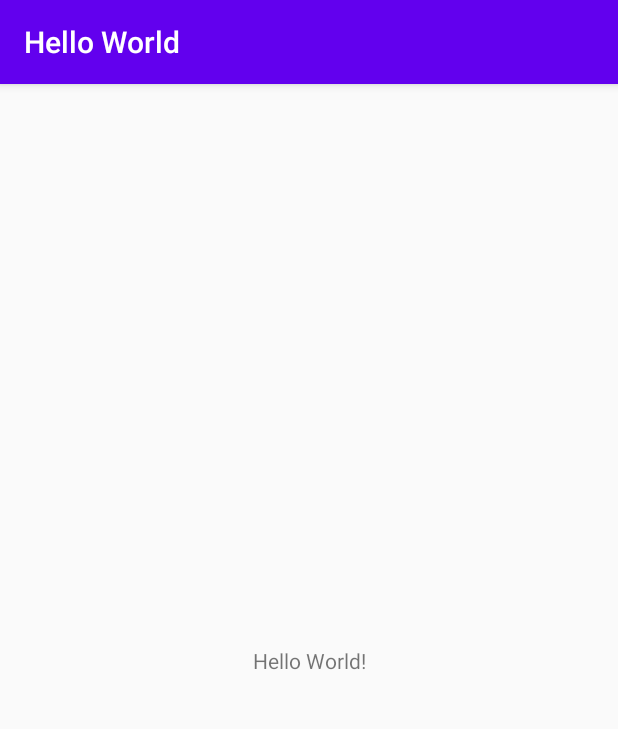
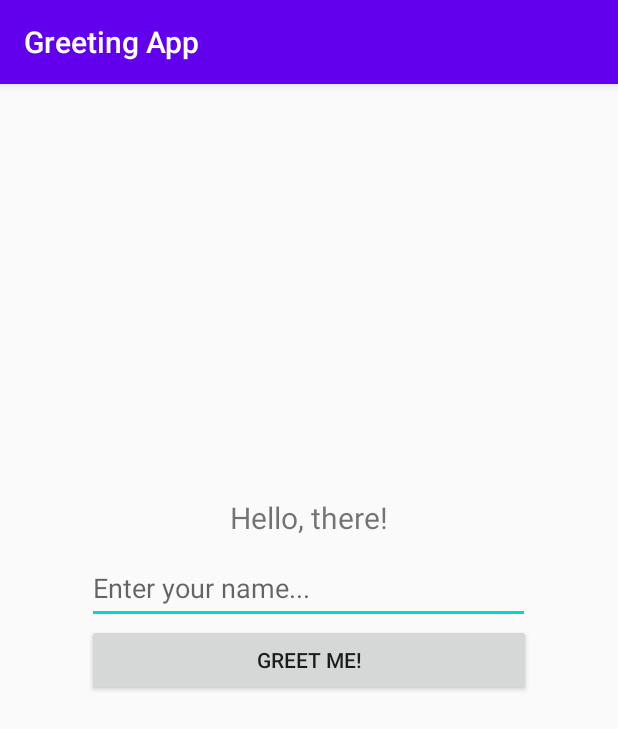
Before and after one commit to prissyazzahra/learn-tktpl-1706984700, an Android app: the screen it shows after launch (MainActivity), on a phone screen of 412 x 824 dp. Shown: the top 729 px of the screen. Run offline under Robolectric (Android 15) with nearby library versions, the phone set to English and light mode, and no system bars; libraries missing offline, so code that uses them is left out: id.ac.ui.

```diff
--- a/helloworld/app/src/main/java/id/ac/ui/cs/mobileprogramming/prissy/helloworld/MainActivity.kt
+++ b/helloworld/app/src/main/java/id/ac/ui/cs/mobileprogramming/prissy/helloworld/MainActivity.kt
@@ -2,11 +2,20 @@ package id.ac.ui.cs.mobileprogramming.prissy.helloworld
 
 import androidx.appcompat.app.AppCompatActivity
 import android.os.Bundle
+import kotlinx.android.synthetic.main.activity_main.*
 
 class MainActivity : AppCompatActivity() {
 
     override fun onCreate(savedInstanceState: Bundle?) {
         super.onCreate(savedInstanceState)
         setContentView(R.layout.activity_main)
+
+        var greet = ""
+
+        greetme.setOnClickListener() {
+            greet = "Hello there, " + name_input.text.toString() + "!"
+            greetName.text = greet
+
+        }
     }
 }
--- a/helloworld/app/src/main/res/layout/activity_main.xml
+++ b/helloworld/app/src/main/res/layout/activity_main.xml
@@ -1,18 +1,41 @@
 <?xml version="1.0" encoding="utf-8"?>
-<androidx.constraintlayout.widget.ConstraintLayout xmlns:android="http://schemas.android.com/apk/res/android"
+<RelativeLayout xmlns:android="http://schemas.android.com/apk/res/android"
     xmlns:app="http://schemas.android.com/apk/res-auto"
     xmlns:tools="http://schemas.android.com/tools"
+
+
+    android:id="@+id/coordinatorLayout"
     android:layout_width="match_parent"
-    android:layout_height="match_parent"
-    tools:context=".MainActivity">
+    android:layout_height="match_parent">
+
+    <EditText
+        android:id="@+id/name_input"
+        android:layout_width="295dp"
+        android:layout_height="47dp"
+        android:ems="10"
+        android:inputType="textPersonName"
+        android:hint="Enter your name..."
+        android:layout_above="@+id/greetme"
+        android:layout_centerHorizontal="true"
+        />
+
+    <Button
+        android:id="@+id/greetme"
+        android:layout_width="296dp"
+        android:layout_height="wrap_content"
+        android:text="Greet me!"
+        android:layout_centerInParent="true"/>
 
     <TextView
+        android:id="@+id/greetName"
         android:layout_width="wrap_content"
+        android:textSize="20dp"
+        android:layout_marginBottom="10dp"
         android:layout_height="wrap_content"
-        android:text="Hello World!"
-        app:layout_constraintBottom_toBottomOf="parent"
-        app:layout_constraintLeft_toLeftOf="parent"
-        app:layout_constraintRight_toRightOf="parent"
-        app:layout_constraintTop_toTopOf="parent" />
+        android:text="Hello, there!"
+        android:layout_centerHorizontal="true"
+        android:layout_above="@+id/name_input"
+        />
 
-</androidx.constraintlayout.widget.ConstraintLayout>
+
+</RelativeLayout>
--- a/helloworld/app/src/main/res/values/strings.xml
+++ b/helloworld/app/src/main/res/values/strings.xml
@@ -1,3 +1,3 @@
 <resources>
-    <string name="app_name">Hello World</string>
+    <string name="app_name">Greeting App</string>
 </resources>
```
Also changed, not shown: helloworld/app/build.gradle (+13 -0 lines), 2 other files.
